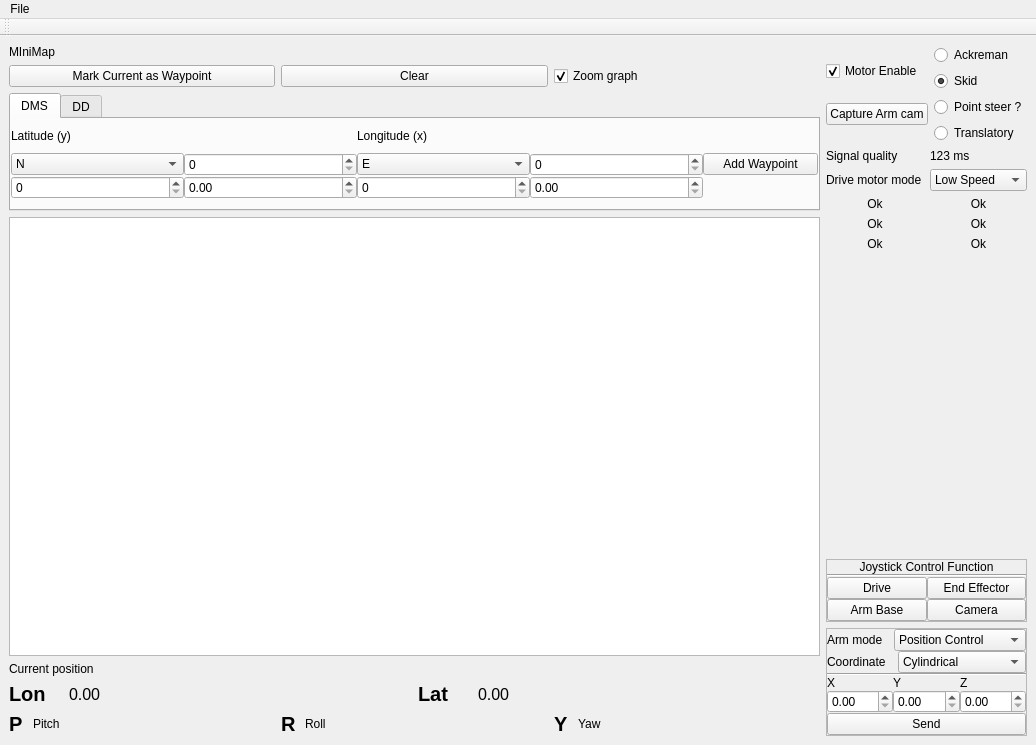
Old version of the form catkin_ws/src/hci/ui_files/MainWindow_V4.ui in the repository mcgill-robotics-archive/rover-2015.
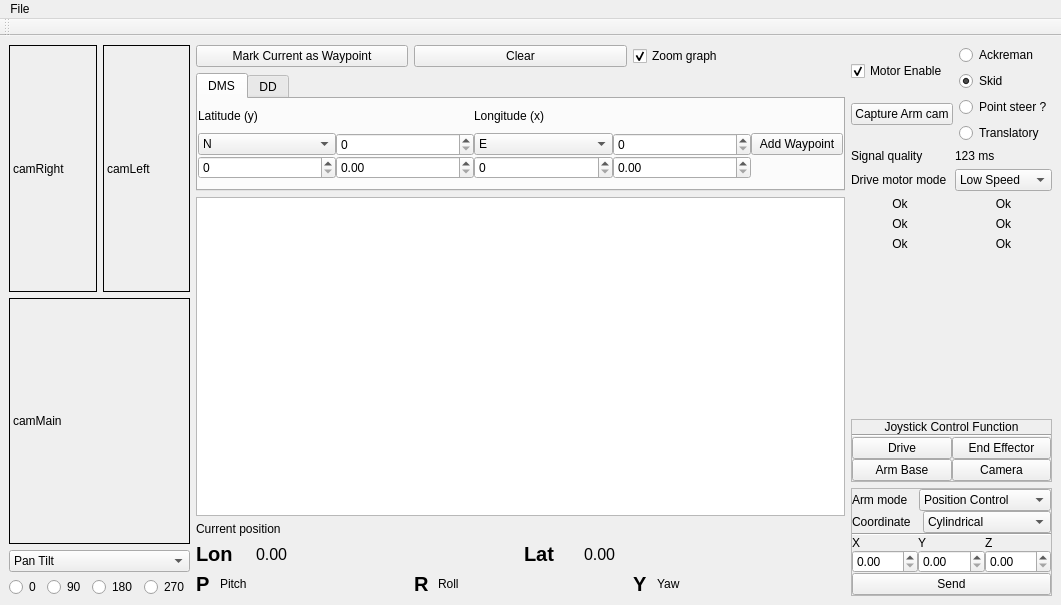
New version of the form. Custom widgets are drawn as their Qt base class.

Commit message: merged camera window in chi

Diff of the .ui file:
```diff
--- a/catkin_ws/src/hci/ui_files/MainWindow_V4.ui
+++ b/catkin_ws/src/hci/ui_files/MainWindow_V4.ui
@@ -6,24 +6,172 @@
    <rect>
     <x>0</x>
     <y>0</y>
-    <width>1036</width>
-    <height>745</height>
+    <width>1061</width>
+    <height>605</height>
    </rect>
   </property>
   <property name="windowTitle">
    <string>MainWindow</string>
   </property>
   <widget class="QWidget" name="centralwidget">
-   <layout class="QHBoxLayout" name="horizontalLayout_12">
+   <layout class="QHBoxLayout" name="horizontalLayout_13">
+    <item>
+     <layout class="QVBoxLayout" name="verticalLayout_9">
+      <item>
+       <layout class="QHBoxLayout" name="horizontalLayout_12">
+        <item>
+         <widget class="QLabel" name="camera3">
+          <property name="minimumSize">
+           <size>
+            <width>0</width>
+            <height>0</height>
+           </size>
+          </property>
+          <property name="sizeIncrement">
+           <size>
+            <width>1</width>
+            <height>1</height>
+           </size>
+          </property>
+          <property name="baseSize">
+           <size>
+            <width>240</width>
+            <height>426</height>
+           </size>
+          </property>
+          <property name="frameShape">
+           <enum>QFrame::Box</enum>
+          </property>
+          <property name="text">
+           <string>camRight</string>
+          </property>
+         </widget>
+        </item>
+        <item>
+         <widget class="QLabel" name="camera2">
+          <property name="minimumSize">
+           <size>
+            <width>0</width>
+            <height>0</height>
+           </size>
+          </property>
+          <property name="sizeIncrement">
+           <size>
+            <width>1</width>
+            <height>1</height>
+           </size>
+          </property>
+          <property name="frameShape">
+           <enum>QFrame::Box</enum>
+          </property>
+          <property name="text">
+           <string>camLeft</string>
+          </property>
+         </widget>
+        </item>
+       </layout>
+      </item>
+      <item>
+       <widget class="QLabel" name="camera1">
+        <property name="minimumSize">
+         <size>
+          <width>0</width>
+          <height>0</height>
+         </size>
+        </property>
+        <property name="sizeIncrement">
+         <size>
+          <width>1</width>
+          <height>1</height>
+         </size>
+        </property>
+        <property name="frameShape">
+         <enum>QFrame::Box</enum>
+        </property>
+        <property name="text">
+         <string>camMain</string>
+        </property>
+       </widget>
+      </item>
+      <item>
+       <widget class="QComboBox" name="camera_selector">
+        <item>
+         <property name="text">
+          <string>Pan Tilt</string>
+         </property>
+        </item>
+        <item>
+         <property name="text">
+          <string>Wide Angle</string>
+         </property>
+        </item>
+        <item>
+         <property name="text">
+          <string>Arm</string>
+         </property>
+        </item>
+       </widget>
+      </item>
+      <item>
+       <layout class="QHBoxLayout" name="horizontalLayout_11">
+        <item>
+         <widget class="QRadioButton" name="rot0">
+          <property name="maximumSize">
+           <size>
+            <width>16777215</width>
+            <height>18</height>
+           </size>
+          </property>
+          <property name="text">
+           <string>0</string>
+          </property>
+         </widget>
+        </item>
+        <item>
+         <widget class="QRadioButton" name="rot90">
+          <property name="maximumSize">
+           <size>
+            <width>16777215</width>
+            <height>18</height>
+           </size>
+          </property>
+          <property name="text">
+           <string>90</string>
+          </property>
+         </widget>
+        </item>
+        <item>
+         <widget class="QRadioButton" name="rot180">
+          <property name="maximumSize">
+           <size>
+            <width>16777215</width>
+            <height>18</height>
+           </size>
+          </property>
+          <property name="text">
+           <string>180</string>
+          </property>
+         </widget>
+        </item>
+        <item>
+         <widget class="QRadioButton" name="rot270">
+          <property name="maximumSize">
+           <size>
+            <width>16777215</width>
+            <height>18</height>
+           </size>
+          </property>
+          <property name="text">
+           <string>270</string>
+          </property>
+         </widget>
+        </item>
+       </layout>
+      </item>
+     </layout>
+    </item>
     <item>
      <layout class="QVBoxLayout" name="verticalLayout_8">
-      <item>
-       <widget class="QLabel" name="MinimapLabel">
-        <property name="text">
-         <string>MIniMap</string>
-        </property>
-       </widget>
-      </item>
       <item>
        <layout class="QHBoxLayout" name="horizontalLayout">
         <item>
@@ -881,7 +1029,7 @@
     <rect>
      <x>0</x>
      <y>0</y>
-     <width>1036</width>
+     <width>1061</width>
      <height>22</height>
     </rect>
    </property>
```
Left out of the diff: 47 changed lines with no effect on the pictures. The commit also changes 2 other files.
